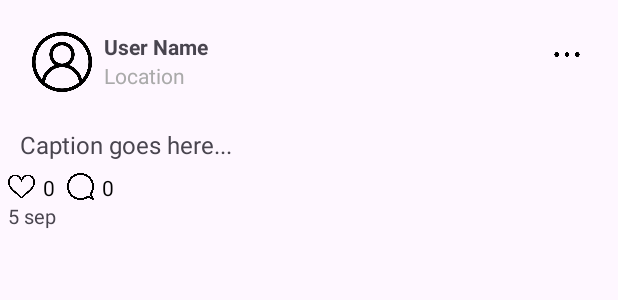
After one commit to SumanTanwar/SocialTrailsAndroid, an Android app: the layout item_post.xml on its own in the app's theme, with its tools: preview values and no code run, on a phone screen of 412 x 824 dp. The commit adds this screen. Shown: the top 300 px of the screen. Run offline under Robolectric (Android 15) with nearby library versions, the phone set to English and light mode, and no system bars.

Commit message:
post detail page in user side

```diff
--- a/app/src/main/AndroidManifest.xml
+++ b/app/src/main/AndroidManifest.xml
@@ -17,6 +17,9 @@
         android:supportsRtl="true"
         android:theme="@style/Theme.SocialTrailsApp"
         tools:targetApi="31">
+        <activity
+            android:name=".UserPostDetailActivity"
+            android:exported="false" />
         <activity
             android:name=".adminpanel.ModeratorlistActivity"
             android:exported="false" />
--- a/app/src/main/java/com/example/socialtrailsapp/adminpanel/AdminUserViewActivity.java
+++ b/app/src/main/java/com/example/socialtrailsapp/adminpanel/AdminUserViewActivity.java
@@ -104,14 +104,14 @@ public class AdminUserViewActivity extends AdminBottomMenuActivity {
                 int size = list.size();
                 postscount.setText("" + size);
                 List<String> imageUrls = new ArrayList<>();
-
+                List<String> postIds = new ArrayList<>();
                 for (UserPost post : list) {
                     imageUrls.add(post.getUploadedImageUris().get(0).toString());
                 }
 
                 // Set up the GridView
                 GridView gridView = findViewById(R.id.gallery_grid);
-                GalleryImageAdapter adapter = new GalleryImageAdapter(AdminUserViewActivity.this, imageUrls);
+                GalleryImageAdapter adapter = new GalleryImageAdapter(AdminUserViewActivity.this, imageUrls,postIds);
                 gridView.setAdapter(adapter);
             }
 
--- /dev/null
+++ b/app/src/main/res/layout/item_post.xml
@@ -0,0 +1,121 @@
+<LinearLayout xmlns:android="http://schemas.android.com/apk/res/android"
+    android:layout_width="match_parent"
+    android:layout_height="wrap_content"
+    android:orientation="vertical"
+    android:padding="5dp">
+
+    <LinearLayout
+        android:layout_width="match_parent"
+        android:layout_height="wrap_content"
+        android:orientation="horizontal"
+        android:padding="16dp">
+
+        <ImageView
+            android:id="@+id/userProfileImage"
+            android:layout_width="40dp"
+            android:layout_height="40dp"
+            android:scaleType="centerCrop"
+            android:layout_marginEnd="8dp"
+            android:src="@drawable/user" />
+
+        <LinearLayout
+            android:layout_width="0dp"
+            android:layout_height="wrap_content"
+            android:layout_weight="1"
+            android:orientation="vertical">
+
+            <TextView
+                android:id="@+id/userName"
+                android:layout_width="wrap_content"
+                android:layout_height="wrap_content"
+                android:text="User Name"
+                android:textSize="14sp"
+                android:textStyle="bold"/>
+
+            <TextView
+                android:id="@+id/userLocation"
+                android:layout_width="wrap_content"
+                android:layout_height="wrap_content"
+                android:text="Location"
+                 android:textSize="14sp"
+                 android:textColor="@android:color/darker_gray"/>
+        </LinearLayout>
+        <ImageButton
+            android:id="@+id/optionsButton"
+            android:layout_width="25dp"
+            android:layout_height="30dp"
+            android:src="@drawable/menu_dots"
+            android:contentDescription="Options"
+            android:background="@null"
+            android:scaleType="fitCenter"
+            android:layout_marginStart="5dp"/>
+
+    </LinearLayout>
+
+    <androidx.recyclerview.widget.RecyclerView
+        android:id="@+id/imagesRecyclerView"
+        android:layout_width="match_parent"
+        android:layout_height="match_parent"
+        android:scrollbars="horizontal"
+        android:nestedScrollingEnabled="false"/>
+
+    <TextView
+        android:id="@+id/postCaption"
+        android:layout_width="match_parent"
+        android:layout_height="wrap_content"
+        android:text="Caption goes here..."
+    android:layout_margin="8dp"
+    android:textSize="16sp"/>
+
+
+    <LinearLayout
+        android:layout_width="match_parent"
+        android:layout_height="wrap_content"
+        android:orientation="horizontal">
+
+        <ImageButton
+            android:id="@+id/likeButton"
+            android:layout_width="18dp"
+            android:layout_height="18dp"
+            android:src="@drawable/like"
+            android:layout_marginRight="5dp"
+            android:contentDescription="Like"
+            android:background="@null"
+            android:scaleType="fitCenter"/>
+
+        <TextView
+            android:id="@+id/postlikecnt"
+            android:layout_width="wrap_content"
+            android:layout_height="wrap_content"
+            android:layout_gravity="center"
+            android:text="0"
+            android:textSize="14sp"
+            android:layout_marginRight="8dp"
+            android:textColor="@color/black"/>
+        <ImageButton
+            android:id="@+id/commentButton"
+            android:layout_width="18dp"
+            android:layout_height="18dp"
+            android:src="@drawable/chat"
+            android:contentDescription="Comment"
+            android:background="@null"
+            android:layout_marginRight="5dp"
+            android:scaleType="fitCenter"/>
+
+        <TextView
+            android:id="@+id/cmtcnt"
+            android:layout_width="wrap_content"
+            android:layout_height="wrap_content"
+            android:layout_gravity="center"
+            android:text="0"
+            android:textSize="14sp"
+
+            android:textColor="@color/black"/>
+    </LinearLayout>
+    <TextView
+        android:id="@+id/detailrelativetime"
+        android:layout_width="match_parent"
+        android:layout_height="wrap_content"
+        android:text="5 sep"
+        android:textSize="13sp"/>
+</LinearLayout>
```
Also changed, not shown: app/src/main/java/com/example/socialtrailsapp/CustomAdapter/GalleryImageAdapter.java (+14 -5 lines), app/src/main/java/com/example/socialtrailsapp/CustomAdapter/PostImageAdapter.java (added, +69 -0 lines), app/src/main/java/com/example/socialtrailsapp/CustomAdapter/UserPostAdapter.java (added, +151 -0 lines), app/src/main/java/com/example/socialtrailsapp/UserPostDetailActivity.java (added, +88 -0 lines), app/src/main/java/com/example/socialtrailsapp/Utility/Utils.java (+25 -0 lines), app/src/main/java/com/example/socialtrailsapp/ViewProfileActivity.java (+5 -3 lines), app/src/main/res/layout/activity_user_post_detail.xml (added, +13 -0 lines), app/src/main/res/layout/post_images.xml (added, +13 -0 lines), app/src/main/res/menu/postoptions_menu.xml (added, +11 -0 lines), app/src/main/res/drawable/chat.png (added), app/src/main/res/drawable/heart.png (added), app/src/main/res/drawable/like.png (added), app/src/main/res/drawable/menu_dots.png (added).
